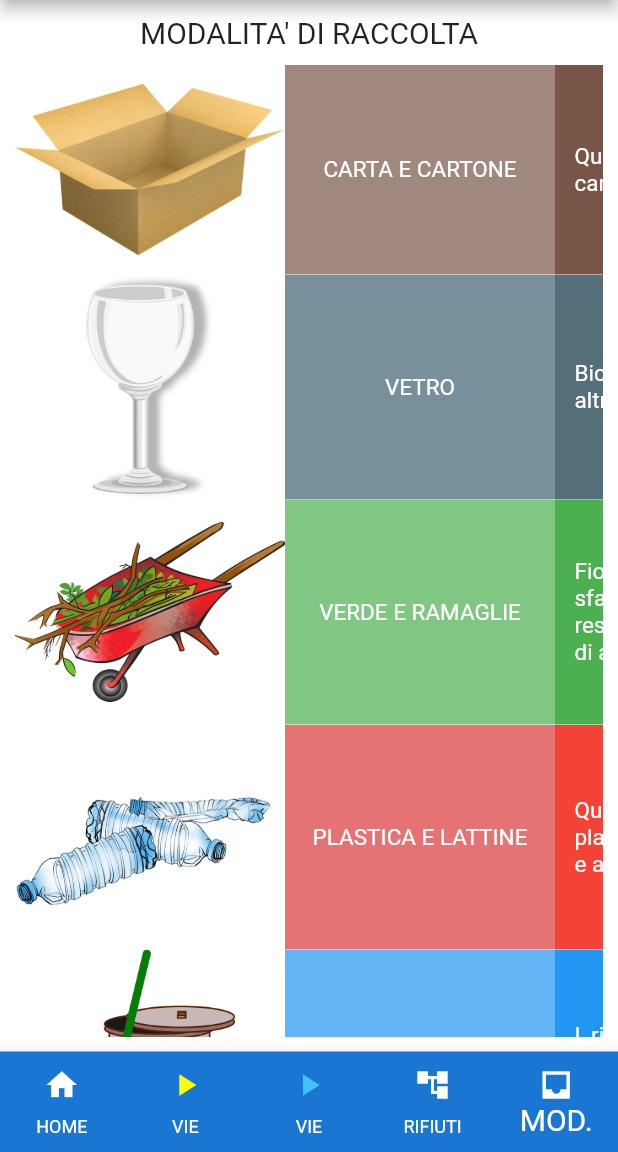
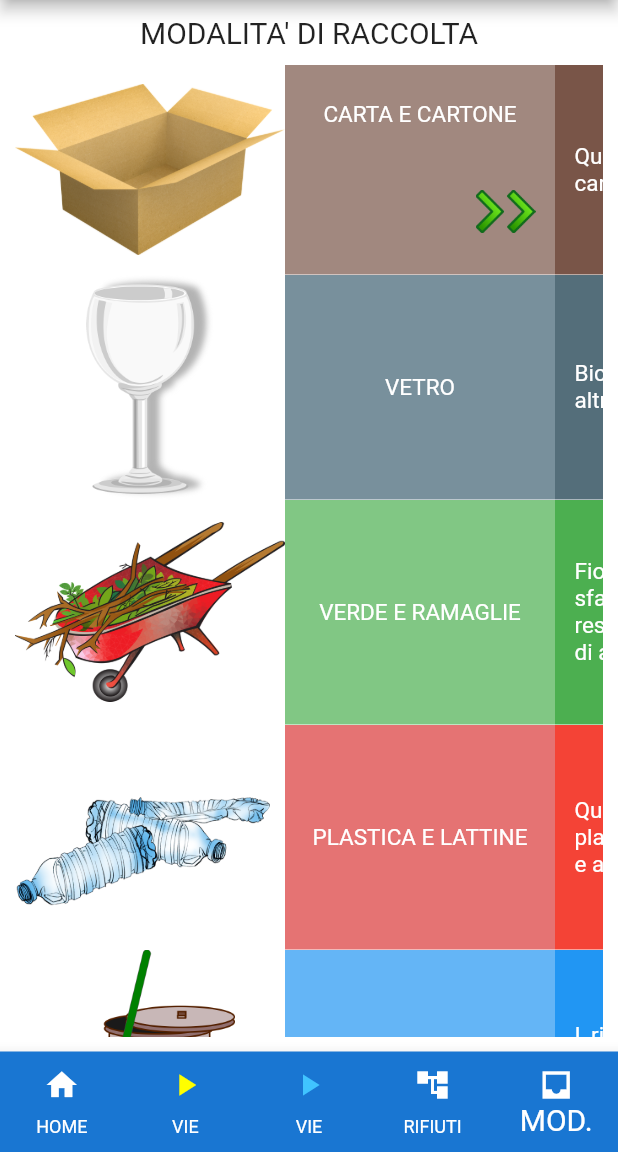
Before and after one commit to FabiodzDev/sa-passa-doman, a Flutter app: the screen it shows after launch, item 5 of the bottom bar chosen, on a phone screen of 412 x 824 dp, the part 84-1236 px from its top. Run offline on Flutter 3.47's test engine with Material 2 defaults, Android fonts, the phone set to English and light mode, and no system bars; our stand-ins replace splashscreen.

Commit message:
Modalità di raccolta aggiornato.

```diff
--- a/lib/modalita.dart
+++ b/lib/modalita.dart
@@ -46,6 +46,10 @@ class _ModalitaDiRaccoltaState extends State<ModalitaDiRaccolta> {
                       padding: EdgeInsets.all(13),
                       width: 180,
                       color: Colors.brown.shade300,
+                      child: Column(
+                        children: [
+                          Container(
+                            height: 40,
                             child: Center(
                                 child: Text(
                               'CARTA E CARTONE',
@@ -54,6 +58,34 @@ class _ModalitaDiRaccoltaState extends State<ModalitaDiRaccolta> {
                                 color: Colors.white,
                               ),
                             )),
+                          ),
+                          Container(
+                            padding: EdgeInsets.only(top: 20),
+
+                            child: Row(
+                              mainAxisAlignment: MainAxisAlignment.end,
+
+                              children: [
+                                Container(
+                                  height: 50,
+                                  width: 40,
+                                  decoration: BoxDecoration(
+                                    image: DecorationImage(
+                                      image: AssetImage(
+                                        'images/nuovafreccia.png',
+                                      ),
+                                      fit: BoxFit.contain,
+                                    ),
+                                    //color: Colors.white,
+                                  ),
+                                ),
+
+
+                              ],
+                            ),
+                          ),
+                        ],
+                      ),
                     ),
                     Container(
                       padding: EdgeInsets.all(13),
@@ -395,9 +427,59 @@ class _ModalitaDiRaccoltaState extends State<ModalitaDiRaccolta> {
                       color: Colors.black,
                       child: Center(child: Text('Da conferire negli appositi contenitori che si trovano nel territorio e presso il centro di raccolta comunale', textAlign: TextAlign.justify, style: TextStyle(fontSize: 15, color: Colors.white,))),
                     ),
+
                   ],
                 ),
               ),
+              SizedBox(
+                height: 30,
+              ),
+              Container(
+                padding: EdgeInsets.only(right: 15, left: 15),
+
+                child: Text('ALTRE INFO:', style: TextStyle(fontWeight: FontWeight.w700, fontSize: 20),),
+              ),
+
+              Container(
+                padding: EdgeInsets.all(15),
+                child: Text(
+                  '- IL CENTRO DI RACCOLTA RIFIUTI URBANI PER UTENZE DOMESTICHE SI TROVA IN VIA PAUSELLA A GAZZOLO D\' ARCOLE.',
+                  style: TextStyle(
+                    fontSize: 16,
+                  ),
+                  textAlign: TextAlign.justify,
+                ),
+
+              ),
+              SizedBox(
+                height: 10,
+              ),
+              Container(
+                padding: EdgeInsets.all(15),
+                child: Text(
+                  '- PER IL RITIRO INGOMBRANTI E\' NECESSARIA LA PRENOTAZIONE CHIAMANDO IL NUMERO VERDE 800734989 .',
+                  style: TextStyle(
+                    fontSize: 16,
+                  ),
+                  textAlign: TextAlign.justify,
+                ),
+
+              ),
+              SizedBox(
+                height: 10,
+              ),
+              Container(
+                padding: EdgeInsets.all(15),
+                child: Text(
+                  '- NON UTILIZZARE MAI SACCHETTI NERI.',
+                  style: TextStyle(
+                    fontSize: 16,
+                  ),
+                  textAlign: TextAlign.justify,
+                ),
+
+              ),
+
 
 
 
--- a/pubspec.yaml
+++ b/pubspec.yaml
@@ -15,7 +15,7 @@ publish_to: 'none' # Remove this line if you wish to publish to pub.dev
 # In iOS, build-name is used as CFBundleShortVersionString while build-number used as CFBundleVersion.
 # Read more about iOS versioning at
 # https://developer.apple.com/library/archive/documentation/General/Reference/InfoPlistKeyReference/Articles/CoreFoundationKeys.html
-version: 1.0.0+1
+version: 1.0.0+2
 
 environment:
   sdk: ">=2.7.0 <3.0.0"
```
Also changed, not shown: images/arrow.png (added), images/freccia.png (added), images/mano.png (added), images/nuovafreccia.png (added). Lines whose indentation alone changed are shown as unchanged.
